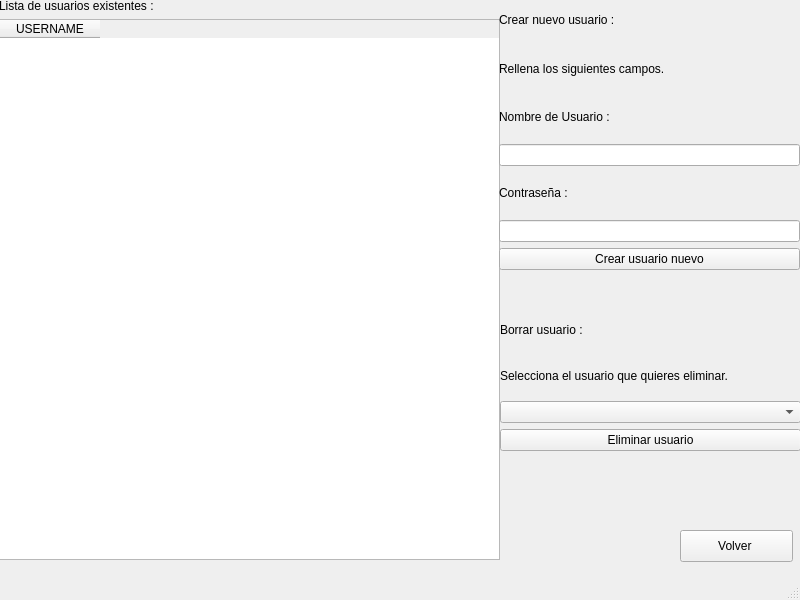
Above: Resources/UI/VentanaUsuarios.ui from 40CompilerErrors/Proyecto2 before the change. Below: the same form after it.
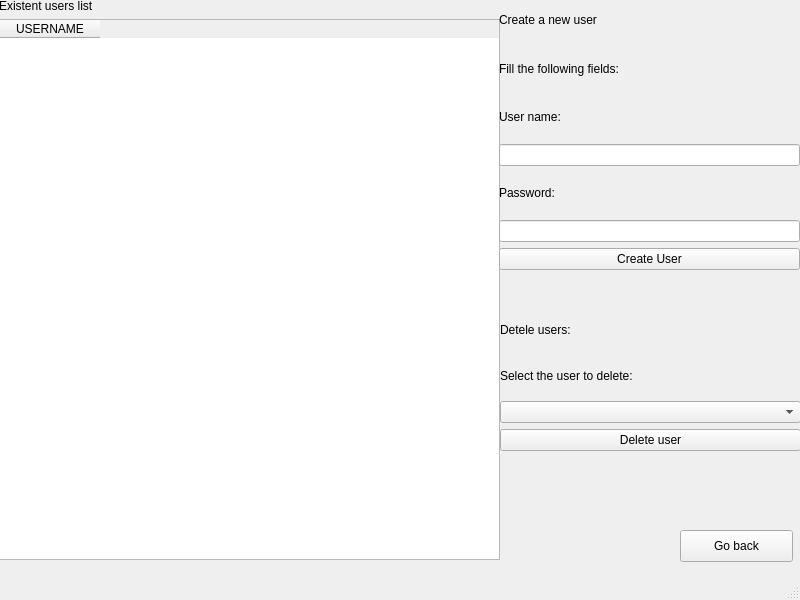
That is the form after the change.

Diff of the .ui file:
```diff
--- a/Resources/UI/VentanaUsuarios.ui
+++ b/Resources/UI/VentanaUsuarios.ui
@@ -27,7 +27,7 @@
      <item>
       <widget class="QLabel" name="label">
        <property name="text">
-        <string>Lista de usuarios existentes :</string>
+        <string>Existent users list</string>
        </property>
       </widget>
      </item>
@@ -55,21 +55,21 @@
      <item>
       <widget class="QLabel" name="label_6">
        <property name="text">
-        <string>Crear nuevo usuario : </string>
+        <string>Create a new user</string>
        </property>
       </widget>
      </item>
      <item>
       <widget class="QLabel" name="label_2">
        <property name="text">
-        <string>Rellena los siguientes campos.</string>
+        <string>Fill the following fields:</string>
        </property>
       </widget>
      </item>
      <item>
       <widget class="QLabel" name="label_4">
        <property name="text">
-        <string>Nombre de Usuario :</string>
+        <string>User name:</string>
        </property>
       </widget>
      </item>
@@ -79,7 +79,7 @@
      <item>
       <widget class="QLabel" name="label_5">
        <property name="text">
-        <string>Contraseña :</string>
+        <string>Password: </string>
        </property>
       </widget>
      </item>
@@ -93,7 +93,7 @@
      <item>
       <widget class="QPushButton" name="pushButton">
        <property name="text">
-        <string>Crear usuario nuevo</string>
+        <string>Create User</string>
        </property>
       </widget>
      </item>
@@ -112,14 +112,14 @@
      <item>
       <widget class="QLabel" name="label_7">
        <property name="text">
-        <string>Borrar usuario :</string>
+        <string>Detele users:</string>
        </property>
       </widget>
      </item>
      <item>
       <widget class="QLabel" name="label_8">
        <property name="text">
-        <string>Selecciona el usuario que quieres eliminar.</string>
+        <string>Select the user to delete:</string>
        </property>
       </widget>
      </item>
@@ -129,7 +129,7 @@
      <item>
       <widget class="QPushButton" name="pushButton_2">
        <property name="text">
-        <string>Eliminar usuario</string>
+        <string>Delete user</string>
        </property>
       </widget>
      </item>
@@ -145,7 +145,7 @@
      </rect>
     </property>
     <property name="text">
-     <string>Volver </string>
+     <string>Go back</string>
     </property>
    </widget>
   </widget>
```
